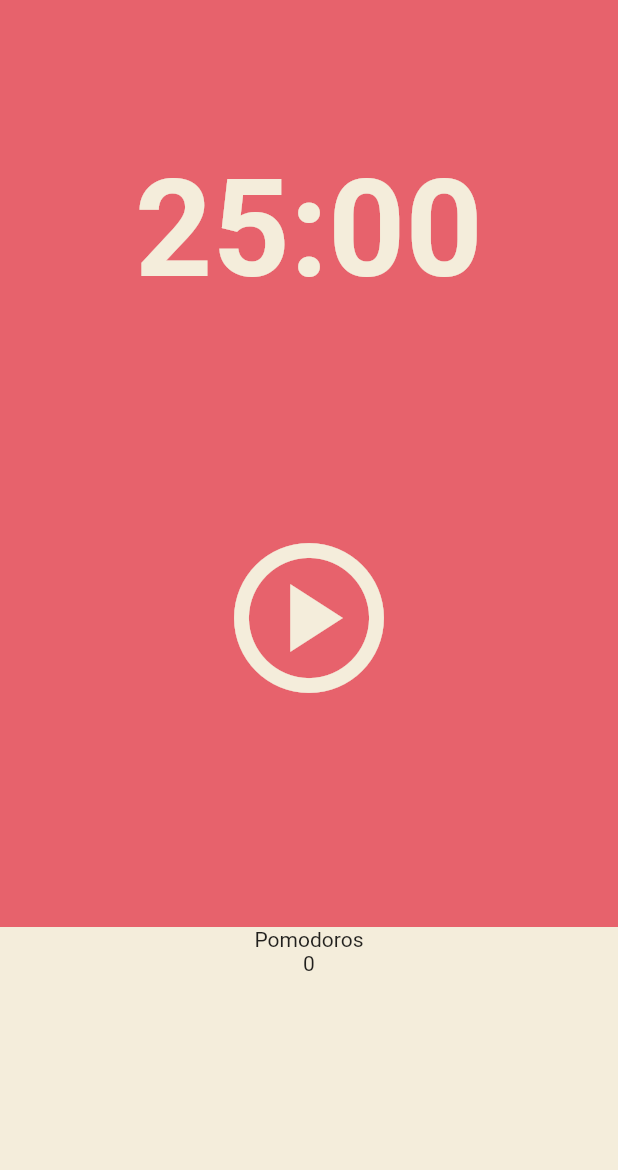
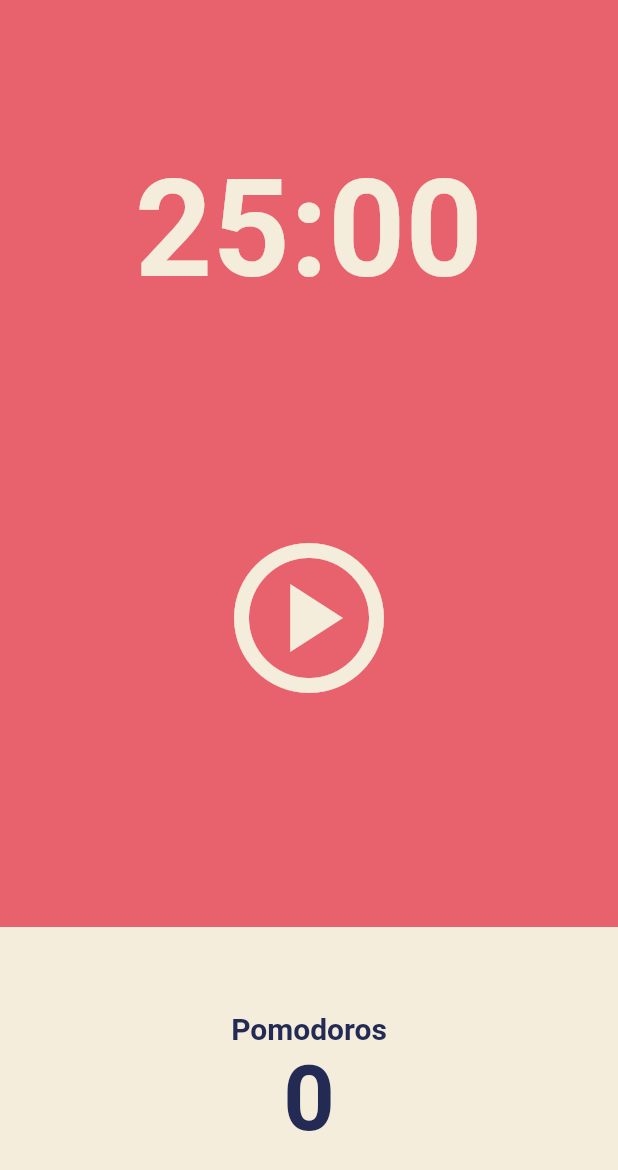
Before and after one commit to kimgeuntae/pomodoro, a Flutter app: the screen it shows after launch, on a phone screen of 412 x 824 dp. Shown: the top 1170 px of the screen. Run offline on Flutter 3.47's test engine with Material 2 defaults, Android fonts, the phone set to English and light mode, and no system bars.

Commit message:
Add: 포모도로 텍스트 스타일

```diff
--- a/lib/screens/home_screen.dart
+++ b/lib/screens/home_screen.dart
@@ -47,12 +47,28 @@ class _HomeScreenState extends State<HomeScreen> {
               children: [
                 Expanded(
                   child: Container(
-                    decoration:
-                        BoxDecoration(color: Theme.of(context).cardColor),
+                    decoration: BoxDecoration(
+                      color: Theme.of(context).cardColor,
+                    ),
                     child: Column(
-                      children: const [
-                        Text('Pomodoros'),
-                        Text('0'),
+                      mainAxisAlignment: MainAxisAlignment.center,
+                      children: [
+                        Text(
+                          'Pomodoros',
+                          style: TextStyle(
+                            fontSize: 20,
+                            fontWeight: FontWeight.w600,
+                            color: Theme.of(context).textTheme.headline1!.color,
+                          ),
+                        ),
+                        Text(
+                          '0',
+                          style: TextStyle(
+                            fontSize: 60,
+                            fontWeight: FontWeight.w600,
+                            color: Theme.of(context).textTheme.headline1!.color,
+                          ),
+                        ),
                       ],
                     ),
                   ),
```
